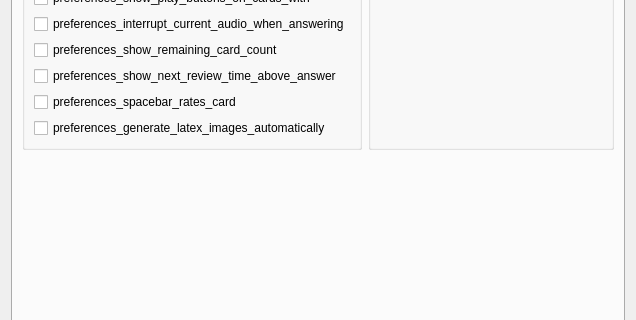
Qt form qt/aqt/forms/preferences.ui (ankitects/anki) before a commit; both pictures show x 0 to 636 and y 227 to 547 of the 636 by 638 pixel window.
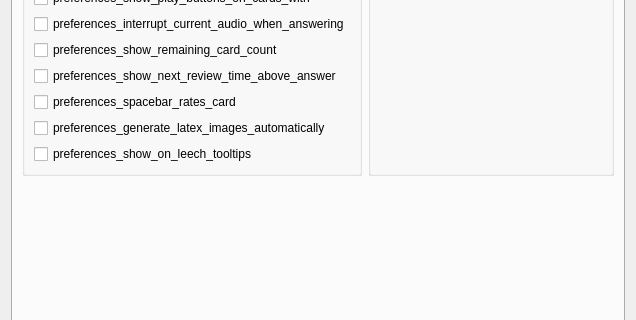
The same form after that commit. The open tabs and pages were chosen to show the change.

Commit message: Add "Show on leech tooltips" review preference

What changed in the file:
```diff
--- a/qt/aqt/forms/preferences.ui
+++ b/qt/aqt/forms/preferences.ui
@@ -451,6 +451,19 @@
               </property>
              </widget>
             </item>
+            <item>
+             <widget class="QCheckBox" name="showOnLeechTooltips">
+              <property name="sizePolicy">
+               <sizepolicy hsizetype="Fixed" vsizetype="Fixed">
+                <horstretch>0</horstretch>
+                <verstretch>0</verstretch>
+               </sizepolicy>
+              </property>
+              <property name="text">
+               <string>preferences_show_on_leech_tooltips</string>
+              </property>
+             </widget>
+            </item>
            </layout>
           </widget>
          </item>
```
The commit also changes 8 other files.
